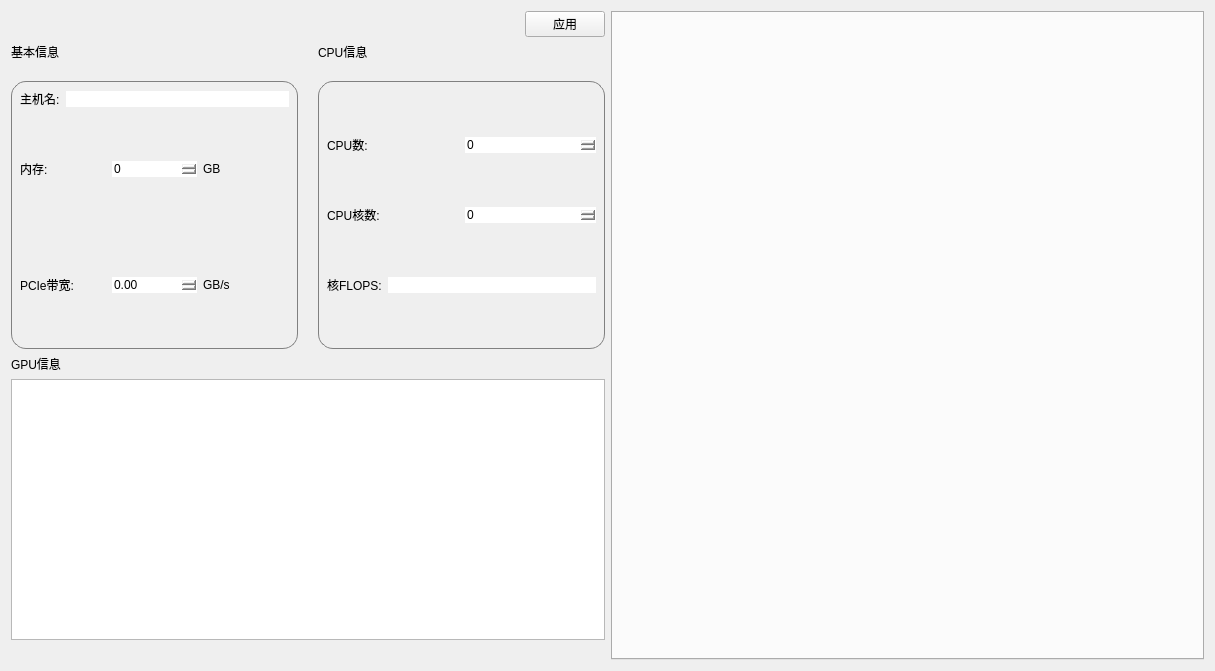
The window that component/hostinfo.ui (tocods/jobSimQt) describes before a commit, drawn with Qt 5.
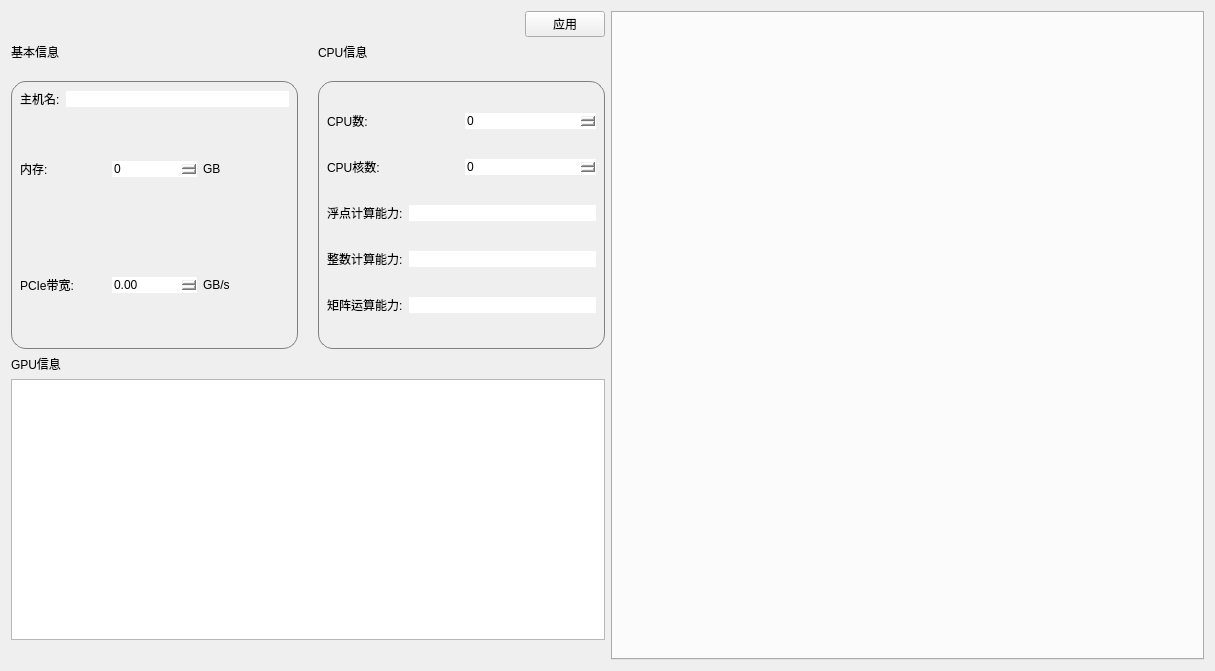
The same window after the commit. Icons and pictures are not drawn.

What changed in the file:
```diff
--- a/component/hostinfo.ui
+++ b/component/hostinfo.ui
@@ -223,7 +223,7 @@
                        <string notr="true">border: none</string>
                       </property>
                       <property name="text">
-                       <string>核FLOPS:</string>
+                       <string>浮点计算能力:</string>
                       </property>
                      </widget>
                     </item>
@@ -236,6 +236,48 @@
                     </item>
                    </layout>
                   </item>
+                  <item>
+                   <layout class="QHBoxLayout" name="horizontalLayout_15">
+                    <item>
+                     <widget class="QLabel" name="label_14">
+                      <property name="styleSheet">
+                       <string notr="true">border: none</string>
+                      </property>
+                      <property name="text">
+                       <string>整数计算能力:</string>
+                      </property>
+                     </widget>
+                    </item>
+                    <item>
+                     <widget class="QLineEdit" name="lineEdit">
+                      <property name="styleSheet">
+                       <string notr="true">border: none</string>
+                      </property>
+                     </widget>
+                    </item>
+                   </layout>
+                  </item>
+                  <item>
+                   <layout class="QHBoxLayout" name="horizontalLayout_16">
+                    <item>
+                     <widget class="QLabel" name="label_15">
+                      <property name="styleSheet">
+                       <string notr="true">border: none</string>
+                      </property>
+                      <property name="text">
+                       <string>矩阵运算能力:</string>
+                      </property>
+                     </widget>
+                    </item>
+                    <item>
+                     <widget class="QLineEdit" name="lineEdit_2">
+                      <property name="styleSheet">
+                       <string notr="true">border: none</string>
+                      </property>
+                     </widget>
+                    </item>
+                   </layout>
+                  </item>
                  </layout>
                 </item>
                </layout>
```
